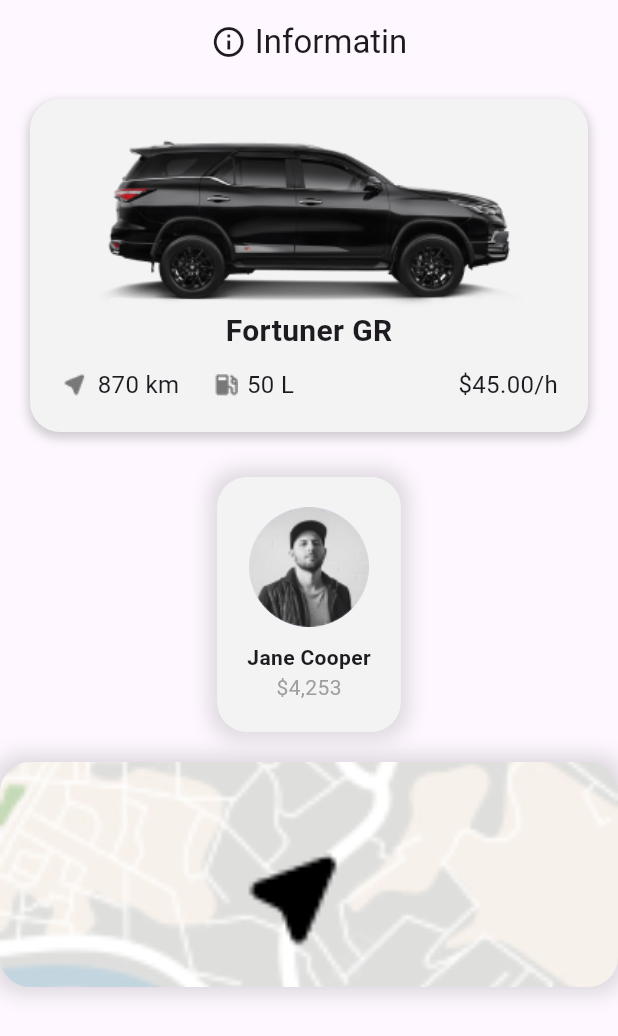
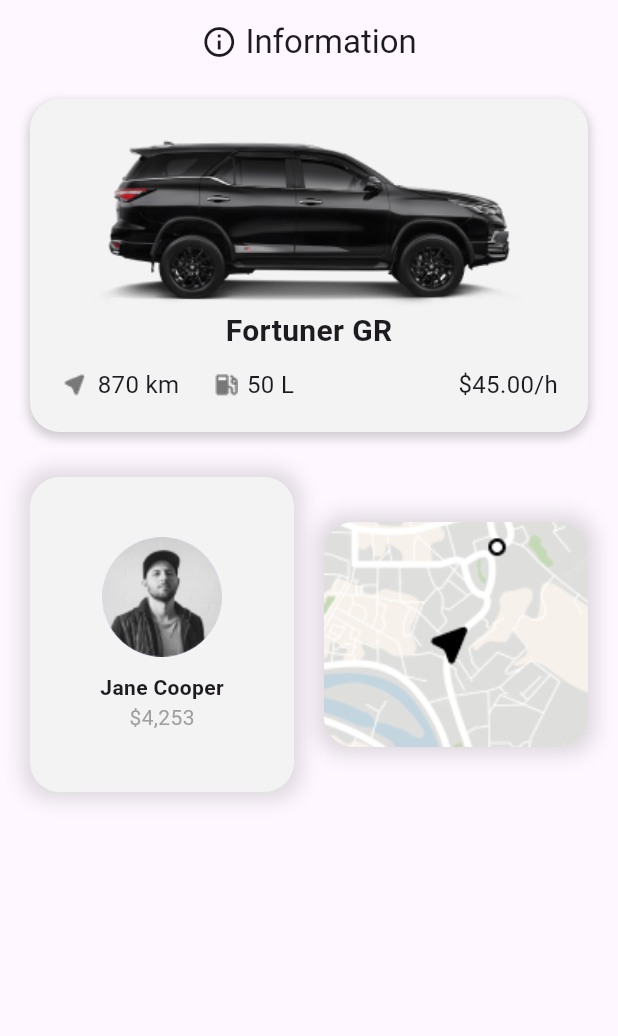
Before and after one commit to Ryuuutaaa/rent-car, a Flutter app: the screen it shows after launch, on a phone screen of 412 x 824 dp. Shown: the top 1036 px of the screen. Run offline on Flutter 3.47's test engine with Material 3 defaults, Android fonts, the phone set to English and light mode, and no system bars; our stand-ins replace cloud_firestore, firebase_core; accounts and stored records are empty.

Commit message:
Refactor CarDetailsPage layout for improved readability and user interface enhancements

```diff
--- a/lib/presentation/pages/car_details_page.dart
+++ b/lib/presentation/pages/car_details_page.dart
@@ -9,11 +9,11 @@
   Widget build(BuildContext context) {
     return Scaffold(
       appBar: AppBar(
-        title: const Row(
+        title: Row(
           mainAxisAlignment: MainAxisAlignment.center,
           children: [
             Icon(Icons.info_outline),
-            Text(" Informatin"),
+            Text(" Information"),
           ],
         ),
       ),
@@ -21,21 +21,36 @@
         child: Column(
           children: [
             CarCard(
-              car: Car(model: "Fortuner GR", distance: 870, fuelCapacity: 50, pricePerHour: 45),
+              car: Car(
+                model: "Fortuner GR",
+                distance: 870,
+                fuelCapacity: 50,
+                pricePerHour: 45,
               ),
-            const SizedBox(
+            ),
+            SizedBox(
               height: 20,
             ),
-            Container(
+            Padding(
+              padding: const EdgeInsets.symmetric(horizontal: 20),
+              child: Row(
+                children: [
+                  Expanded(
+                    child: Container(
+                      padding: EdgeInsets.all(20),
                       decoration: BoxDecoration(
-                color: const Color(0xffF3F3F3),
+                        color: Color(0xffF3F3F3),
                         borderRadius: BorderRadius.circular(20),
                         boxShadow: [
-                  BoxShadow(color: Colors.black12, blurRadius: 10, spreadRadius: 5)
+                          BoxShadow(
+                            color: Colors.black12,
+                            blurRadius: 10,
+                            spreadRadius: 5,
+                          )
                         ],
                       ),
-              child: const Padding(
-                padding: EdgeInsets.all(20.0),
+                      child: Padding(
+                        padding: EdgeInsets.all(20),
                         child: Column(
                           children: [
                             CircleAvatar(
@@ -47,29 +62,43 @@
                             ),
                             Text(
                               'Jane Cooper',
-                      style: TextStyle(fontWeight: FontWeight.bold),
+                              style: TextStyle(
+                                fontWeight: FontWeight.bold,
+                              ),
                             ),
                             Text(
                               '\$4,253',
-                      style: TextStyle(color: Colors.grey),
+                              style: TextStyle(
+                                color: Colors.grey,
+                              ),
                             ),
                           ],
                         ),
                       ),
                     ),
-            const SizedBox(
-              height: 20,
                   ),
-            Container(
+                  SizedBox(
+                    width: 20,
+                  ),
+                  Expanded(
+                    child: Container(
                       height: 150,
                       decoration: BoxDecoration(
                         borderRadius: BorderRadius.circular(20),
-                image: const DecorationImage(
+                        image: DecorationImage(
                           image: AssetImage('assets/maps.png'),
                           fit: BoxFit.cover,
                         ),
                         boxShadow: [
-                  const BoxShadow(color: Colors.black12, blurRadius: 10, spreadRadius: 5)
+                          BoxShadow(
+                            color: Colors.black12,
+                            blurRadius: 10,
+                            spreadRadius: 5,
+                          )
+                        ],
+                      ),
+                    ),
+                  ),
                 ],
               ),
             ),
```
Lines whose indentation alone changed are shown as unchanged.
